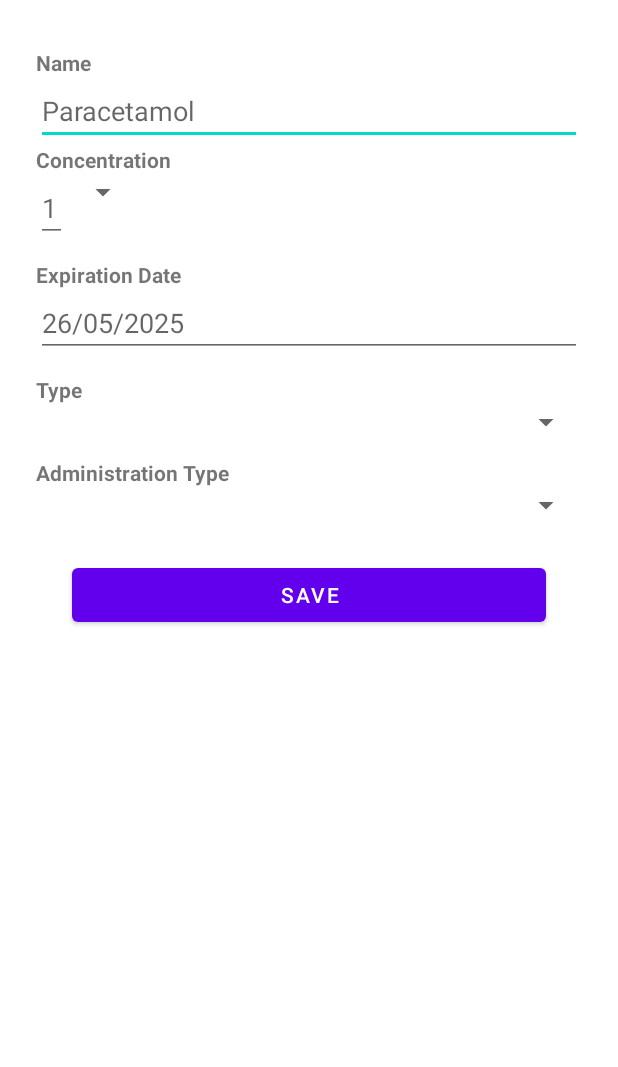
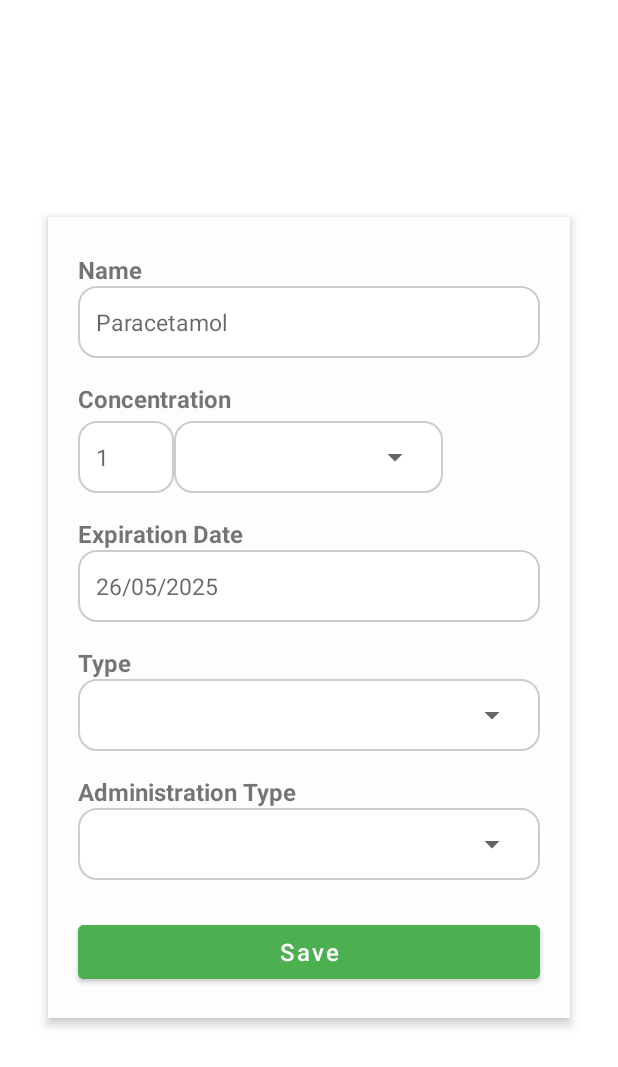
Before and after one commit to GustavoZSin/MedicBuddy, an Android app: the layout activity_form_add_medicine_to_stock.xml on its own in the app's theme, with its tools: preview values and no code run, on a phone screen of 412 x 824 dp. Shown: the top 1067 px of the screen. Run offline under Robolectric (Android 15) with nearby library versions, the phone set to English and light mode, and no system bars.

Commit message:
#FEAT: - Melhoria da interface de cadastro de medicamentos; -

```diff
--- a/app/src/main/AndroidManifest.xml
+++ b/app/src/main/AndroidManifest.xml
@@ -14,7 +14,8 @@
         tools:targetApi="31">
         <activity
             android:name=".ui.activity.FormAddMedicineToStockActivity"
-            android:exported="false" />
+            android:exported="false"
+            android:label="@string/add_medicine" />
         <activity
             android:name=".ui.activity.MainActivity"
             android:exported="true"
--- /dev/null
+++ b/app/src/main/res/drawable/edit_text_background.xml
@@ -0,0 +1,13 @@
+<shape xmlns:android="http://schemas.android.com/apk/res/android"
+    android:shape="rectangle">
+    <solid android:color="#FFFFFF" />
+    <corners android:radius="12dp" />
+    <stroke
+        android:width="1dp"
+        android:color="#CCCCCC" />
+    <padding
+        android:bottom="4dp"
+        android:left="4dp"
+        android:right="4dp"
+        android:top="4dp" />
+</shape>
--- /dev/null
+++ b/app/src/main/res/drawable/ic_spinner_arrow.xml
@@ -0,0 +1,10 @@
+<vector xmlns:android="http://schemas.android.com/apk/res/android"
+    android:width="48dp"
+    android:height="48dp"
+    android:tint="?attr/colorControlNormal"
+    android:viewportWidth="960"
+    android:viewportHeight="960">
+    <path
+        android:fillColor="@android:color/white"
+        android:pathData="M480,616L240,376L283,333L480,530L677,333L720,376L480,616Z" />
+</vector>
--- /dev/null
+++ b/app/src/main/res/drawable/spinner_background.xml
@@ -0,0 +1,15 @@
+<layer-list xmlns:android="http://schemas.android.com/apk/res/android">
+    <item>
+        <shape android:shape="rectangle">
+            <solid android:color="#FFFFFF" />
+            <corners android:radius="8dp" />
+            <stroke
+                android:width="1dp"
+                android:color="#DDDDDD" />
+        </shape>
+    </item>
+    <item
+        android:drawable="@drawable/ic_spinner_arrow"
+        android:gravity="end|center_vertical"
+        android:right="12dp" />
+</layer-list>
--- a/app/src/main/res/layout/activity_form_add_medicine_to_stock.xml
+++ b/app/src/main/res/layout/activity_form_add_medicine_to_stock.xml
@@ -3,95 +3,156 @@
     android:id="@+id/main"
     android:layout_width="match_parent"
     android:layout_height="match_parent"
-    android:padding="16dp">
+    android:padding="24dp">
 
     <LinearLayout
         android:layout_width="match_parent"
         android:layout_height="wrap_content"
+        android:layout_gravity="center"
+        android:background="#FDFDFD"
+        android:backgroundTint="#FDFDFD"
+        android:clipToPadding="false"
         android:layout_margin="8dp"
-        android:orientation="vertical">
+        android:elevation="4dp"
+        android:orientation="vertical"
+        android:padding="20dp">
 
+        <!-- Nome -->
         <TextView
             android:layout_width="match_parent"
             android:layout_height="wrap_content"
-            android:layout_marginTop="8dp"
             android:text="@string/activity_form_add_medicine_to_stock_lbl_name"
+            android:layout_marginTop="4dp"
+            android:textSize="16sp"
             android:textStyle="bold" />
 
         <EditText
             android:id="@+id/activity_form_add_medicine_to_stock_name"
             android:layout_width="match_parent"
-            android:layout_height="wrap_content"
+            android:layout_height="48dp"
             android:hint="Paracetamol"
-            android:inputType="textPersonName" />
+            android:background="@drawable/edit_text_background"
+            android:inputType="textPersonName"
+            android:padding="12dp"
+            android:textSize="15sp" />
 
+        <!-- Concentração -->
         <TextView
             android:layout_width="match_parent"
             android:layout_height="wrap_content"
             android:text="@string/activity_form_add_medicine_to_stock_lbl_concentration"
+            android:layout_marginTop="16dp"
+            android:textSize="16sp"
             android:textStyle="bold" />
 
         <LinearLayout
-            android:layout_width="wrap_content"
+            android:layout_width="match_parent"
             android:layout_height="wrap_content"
-            android:orientation="horizontal">
+            android:layout_marginTop="4dp"
+            android:orientation="horizontal"
+            android:weightSum="2">
 
             <EditText
                 android:id="@+id/activity_form_add_medicine_to_stock_concentration"
-                android:layout_width="match_parent"
+                android:layout_width="0dp"
+                android:layout_height="48dp"
+                android:layout_weight="1"
+                android:hint="1"
+                android:background="@drawable/edit_text_background"
+                android:inputType="numberDecimal"
+                android:padding="12dp"
+                android:textSize="15sp" />
+
+            <RelativeLayout
+                android:layout_width="179dp"
                 android:layout_height="wrap_content"
-                android:hint="1"
-                android:inputType="numberDecimal" />
+                android:background="@drawable/edit_text_background"
+                android:padding="8dp">
 
                 <Spinner
                     android:id="@+id/activity_form_add_medicine_to_stock_concentration_unit"
+                    style="@style/Widget.AppCompat.DropDownItem.Spinner"
                     android:layout_width="match_parent"
-                android:layout_height="wrap_content" />
+                    android:layout_height="32dp"
+                    android:layout_marginStart="8dp" />
+            </RelativeLayout>
         </LinearLayout>
 
+        <!-- Data de Validade -->
         <TextView
             android:layout_width="match_parent"
             android:layout_height="wrap_content"
-            android:layout_marginTop="12dp"
             android:text="@string/activity_form_add_medicine_to_stock_lbl_expiration_date"
+            android:layout_marginTop="16dp"
+            android:textSize="16sp"
             android:textStyle="bold" />
 
         <EditText
             android:id="@+id/activity_form_add_medicine_to_stock_expiration_date"
             android:layout_width="match_parent"
-            android:layout_height="wrap_content"
+            android:layout_height="48dp"
             android:hint="26/05/2025"
-            android:inputType="date" />
+            android:background="@drawable/edit_text_background"
+            android:clickable="true"
+            android:focusable="false"
+            android:inputType="date"
+            android:padding="12dp"
+            android:textSize="15sp" />
 
+        <!-- Tipo de Medicamento -->
         <TextView
             android:layout_width="match_parent"
             android:layout_height="wrap_content"
-            android:layout_marginTop="12dp"
             android:text="@string/activity_form_add_medicine_to_stock_lbl_medicine_type"
+            android:layout_marginTop="16dp"
+            android:textSize="16sp"
             android:textStyle="bold" />
+
+        <RelativeLayout
+            android:layout_width="match_parent"
+            android:layout_height="wrap_content"
+            android:background="@drawable/edit_text_background"
+            android:padding="8dp">
 
             <Spinner
                 android:id="@+id/activity_form_add_medicine_to_stock_medicine_type"
+                style="@style/Widget.AppCompat.DropDownItem.Spinner"
                 android:layout_width="match_parent"
-            android:layout_height="wrap_content" />
+                android:layout_height="32dp" />
+        </RelativeLayout>
 
+        <!-- Forma de Administração -->
         <TextView
             android:layout_width="match_parent"
             android:layout_height="wrap_content"
-            android:layout_marginTop="12dp"
             android:text="@string/activity_form_add_medicine_to_stock_lbl_administration_type"
+            android:layout_marginTop="16dp"
+            android:textSize="16sp"
             android:textStyle="bold" />
+
+        <RelativeLayout
+            android:layout_width="match_parent"
+            android:layout_height="wrap_content"
+            android:background="@drawable/edit_text_background"
+            android:padding="8dp">
 
             <Spinner
                 android:id="@+id/activity_form_add_medicine_to_stock_administration_type"
+                style="@style/Widget.AppCompat.DropDownItem.Spinner"
                 android:layout_width="match_parent"
-            android:layout_height="wrap_content" />
+                android:layout_height="32dp" />
+        </RelativeLayout>
 
+        <!-- Botão -->
         <Button
             android:id="@+id/button_save"
             android:layout_width="match_parent"
             android:layout_height="wrap_content"
-            android:layout_margin="24dp"
-            android:text="Save" />
+            android:layout_marginTop="24dp"
+            android:backgroundTint="#4CAF50"
+            android:text="Save"
+            android:textAllCaps="false"
+            android:textColor="#FFFFFF"
+            android:textSize="16sp" />
     </LinearLayout>
 </ScrollView>
```
Lines whose indentation alone changed are shown as unchanged.
